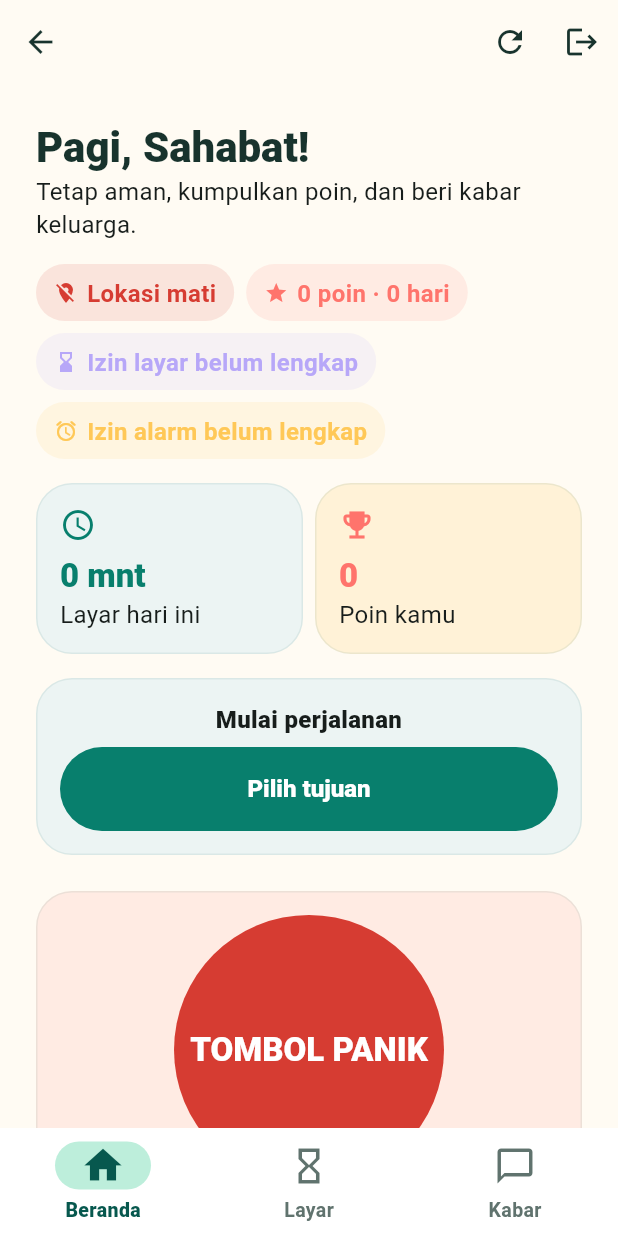
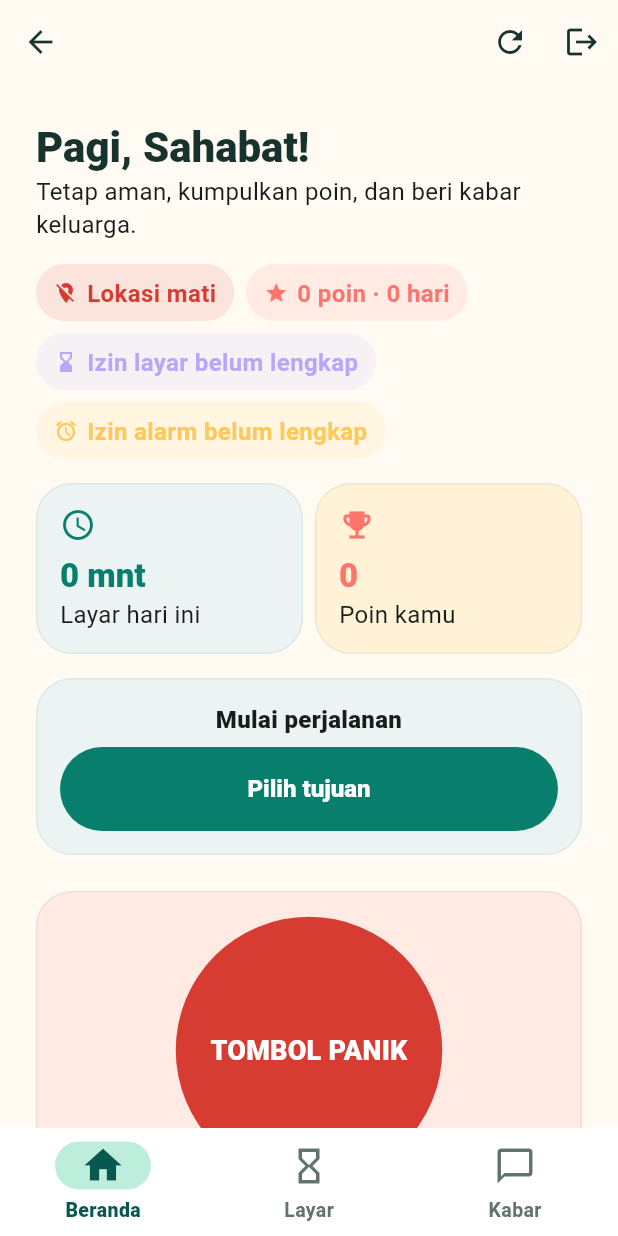
Before and after one commit to hndrwn-dk/pulangaman, a Flutter app: the ChildHomeScreen screen opened directly, on a phone screen of 412 x 824 dp. Run offline on Flutter 3.47's test engine with Material 3 defaults, Android fonts, the phone set to English and light mode, and no system bars; our stand-ins replace battery_plus, connectivity_plus, firebase_auth, firebase_core, flutter_riverpod, flutter_secure_storage and 4 more; missing offline and left inert: flutter_inappwebview; accounts and stored records are empty; network calls fail.

Commit message:
fix: calm child beranda when EMP alert is active
Replace the red EMP card with a compact teal row, hide idle trip CTA, and shrink the panic button so the screen is less crowded.

```diff
--- a/apps/mobile/lib/features/child/child_beranda_tab.dart
+++ b/apps/mobile/lib/features/child/child_beranda_tab.dart
@@ -129,46 +129,85 @@ class ChildBerandaTab extends StatelessWidget {
         _QuickStatsRow(todayUsageSeconds: todayUsageSeconds, points: points),
         if (empActive) ...[
           const SizedBox(height: AppSpacing.md),
-          PaSectionCard(
-            color: AppColors.danger.withValues(alpha: 0.12),
-            child: Column(
+          Material(
+            color: Colors.white,
+            borderRadius: BorderRadius.circular(16),
+            clipBehavior: Clip.antiAlias,
+            child: InkWell(
+              onTap: onOpenEmp,
+              child: IntrinsicHeight(
+                child: Row(
                   crossAxisAlignment: CrossAxisAlignment.stretch,
                   children: [
+                    Container(width: 5, color: AppColors.tealDeep),
+                    Expanded(
+                      child: Padding(
+                        padding: const EdgeInsets.fromLTRB(14, 12, 14, 12),
+                        child: Row(
+                          children: [
+                            Container(
+                              width: 40,
+                              height: 40,
+                              decoration: BoxDecoration(
+                                color: AppColors.teal.withValues(alpha: 0.14),
+                                borderRadius: BorderRadius.circular(12),
+                              ),
+                              child: const Icon(
+                                Icons.place_rounded,
+                                color: AppColors.tealDeep,
+                              ),
+                            ),
+                            const SizedBox(width: 12),
+                            Expanded(
+                              child: Column(
+                                crossAxisAlignment: CrossAxisAlignment.start,
+                                children: [
                                   const Text(
-                  'Titik Kumpul Darurat',
+                                    'Titik kumpul aktif',
                                     style: TextStyle(
+                                      fontWeight: FontWeight.w800,
+                                      fontSize: 12.5,
+                                      color: AppColors.tealDeep,
+                                    ),
+                                  ),
+                                  const SizedBox(height: 2),
+                                  Text(
+                                    empPlaceName ?? 'Titik kumpul',
+                                    maxLines: 2,
+                                    overflow: TextOverflow.ellipsis,
+                                    style: const TextStyle(
                                       fontWeight: FontWeight.w900,
-                    fontSize: 16,
-                    color: AppColors.danger,
+                                      fontSize: 15,
                                     ),
-                  textAlign: TextAlign.center,
                                   ),
-                const SizedBox(height: 6),
-                Text(
-                  'Segera menuju: ${empPlaceName ?? 'titik kumpul'}',
-                  style: const TextStyle(fontWeight: FontWeight.w800),
-                  textAlign: TextAlign.center,
-                ),
-                if (empNote != null && empNote!.trim().isNotEmpty) ...[
-                  const SizedBox(height: 6),
+                                  if (empNote != null &&
+                                      empNote!.trim().isNotEmpty) ...[
+                                    const SizedBox(height: 2),
                                     Text(
                                       empNote!,
-                    textAlign: TextAlign.center,
+                                      maxLines: 1,
+                                      overflow: TextOverflow.ellipsis,
                                       style: const TextStyle(
                                         color: AppColors.inkSoft,
                                         fontWeight: FontWeight.w600,
+                                        fontSize: 12.5,
                                       ),
                                     ),
                                   ],
-                const SizedBox(height: 10),
-                FilledButton(
-                  style: FilledButton.styleFrom(
-                    backgroundColor: AppColors.danger,
+                                ],
                               ),
-                  onPressed: onOpenEmp,
-                  child: const Text('Lihat titik kumpul'),
+                            ),
+                            const Icon(
+                              Icons.chevron_right_rounded,
+                              color: AppColors.inkSoft,
                             ),
                           ],
+                        ),
+                      ),
+                    ),
+                  ],
+                ),
+              ),
             ),
           ),
         ],
@@ -197,7 +236,8 @@ class ChildBerandaTab extends StatelessWidget {
             ),
           ),
         ],
-        if (tripActive || onStartTrip != null) ...[
+        // Hide idle trip CTA while EMP is active — reduces stack noise.
+        if (tripActive || (onStartTrip != null && !empActive)) ...[
           const SizedBox(height: AppSpacing.md),
           PaSectionCard(
             color: AppColors.sky.withValues(alpha: 0.14),
@@ -247,11 +287,11 @@ class ChildBerandaTab extends StatelessWidget {
         ],
         const SizedBox(height: AppSpacing.lg),
         PaSectionCard(
-          color: AppColors.coral.withValues(alpha: 0.12),
+          color: AppColors.coral.withValues(alpha: empActive ? 0.06 : 0.12),
           child: Column(
             children: [
               SizedBox(
-                height: 180,
+                height: empActive ? 112 : 180,
                 child: FilledButton(
                   onPressed: (panicInFlight || panicOnCooldown) ? null : onPanicTap,
                   style: FilledButton.styleFrom(
@@ -261,14 +301,22 @@ class ChildBerandaTab extends StatelessWidget {
                   child: Text(
                     AppStrings.panicButton,
                     textAlign: TextAlign.center,
-                    style: Theme.of(context).textTheme.titleLarge?.copyWith(
+                    style: Theme.of(context).textTheme.titleMedium?.copyWith(
                           color: Colors.white,
                           fontWeight: FontWeight.w900,
+                          fontSize: empActive ? 13 : null,
                         ),
                   ),
                 ),
               ),
-              const Text(AppStrings.panicConfirm, textAlign: TextAlign.center),
+              Text(
+                AppStrings.panicConfirm,
+                textAlign: TextAlign.center,
+                style: TextStyle(
+                  fontSize: empActive ? 12.5 : 14,
+                  fontWeight: FontWeight.w600,
+                ),
+              ),
               const SizedBox(height: 4),
               Text(
                 panicInFlight
@@ -284,6 +332,7 @@ class ChildBerandaTab extends StatelessWidget {
                       ? AppColors.danger
                       : AppColors.inkSoft,
                   fontWeight: FontWeight.w600,
+                  fontSize: empActive ? 12 : 14,
                 ),
               ),
             ],
```
Lines whose indentation alone changed are shown as unchanged.
